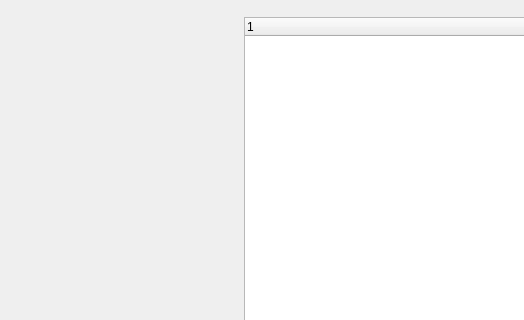
Above: ValidationTools/attributeRulesEditor.ui from dsgoficial/DsgTools before the change; both pictures show x 0 to 524 and y 0 to 320 of the 948 by 483 pixel window. Below: the same form after it.
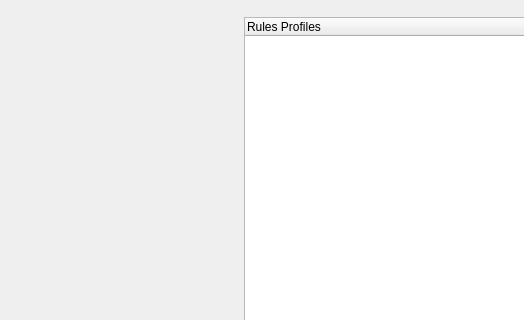
That is the form after the change. Custom widgets are drawn as their Qt base class.

```diff
--- a/ValidationTools/attributeRulesEditor.ui
+++ b/ValidationTools/attributeRulesEditor.ui
@@ -37,7 +37,7 @@
      </property>
      <column>
       <property name="text">
-       <string notr="true">1</string>
+       <string notr="true">Rules Profiles</string>
       </property>
      </column>
     </widget>
```
